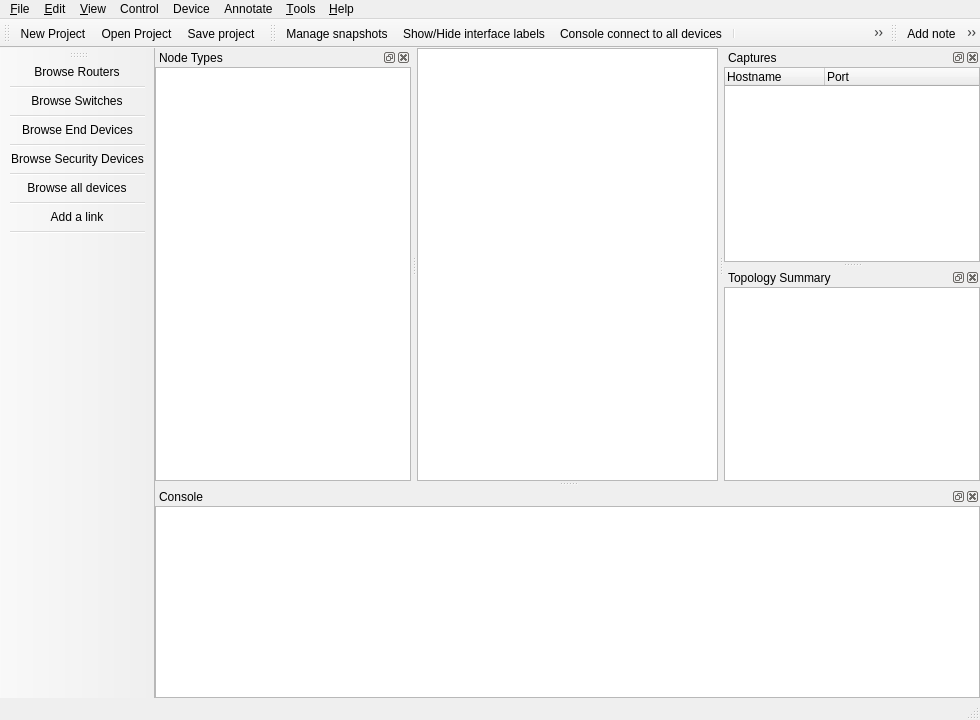
This is gns3/ui/main_window.ui in GNS3/gns3-gui as Qt 5 draws it before an edit. The edited form follows.
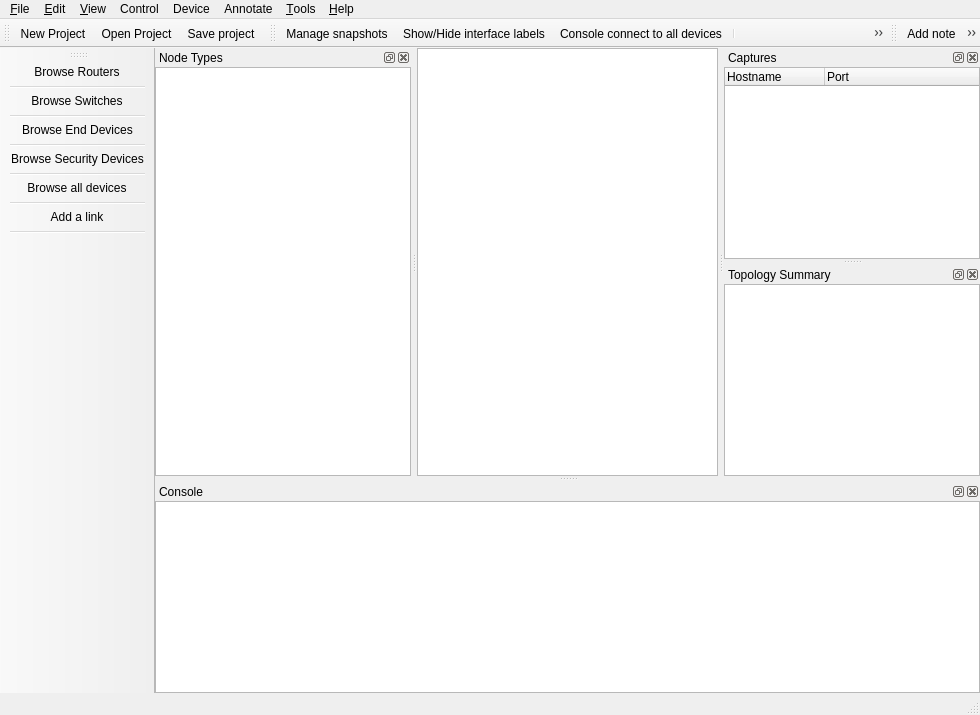
This is the edited form. Icons and pictures are not drawn. Custom widgets are drawn as their Qt base class.

```diff
--- a/gns3/ui/main_window.ui
+++ b/gns3/ui/main_window.ui
@@ -10,7 +10,7 @@
     <x>0</x>
     <y>0</y>
     <width>980</width>
-    <height>720</height>
+    <height>715</height>
    </rect>
   </property>
   <property name="contextMenuPolicy">
@@ -282,7 +282,7 @@
     <enum>LeftToolBarArea</enum>
    </attribute>
    <attribute name="toolBarBreak">
-    <bool>true</bool>
+    <bool>false</bool>
    </attribute>
    <addaction name="uiBrowseRoutersAction"/>
    <addaction name="separator"/>
```
Left out of the diff: 4 changed lines with no effect on the pictures.
